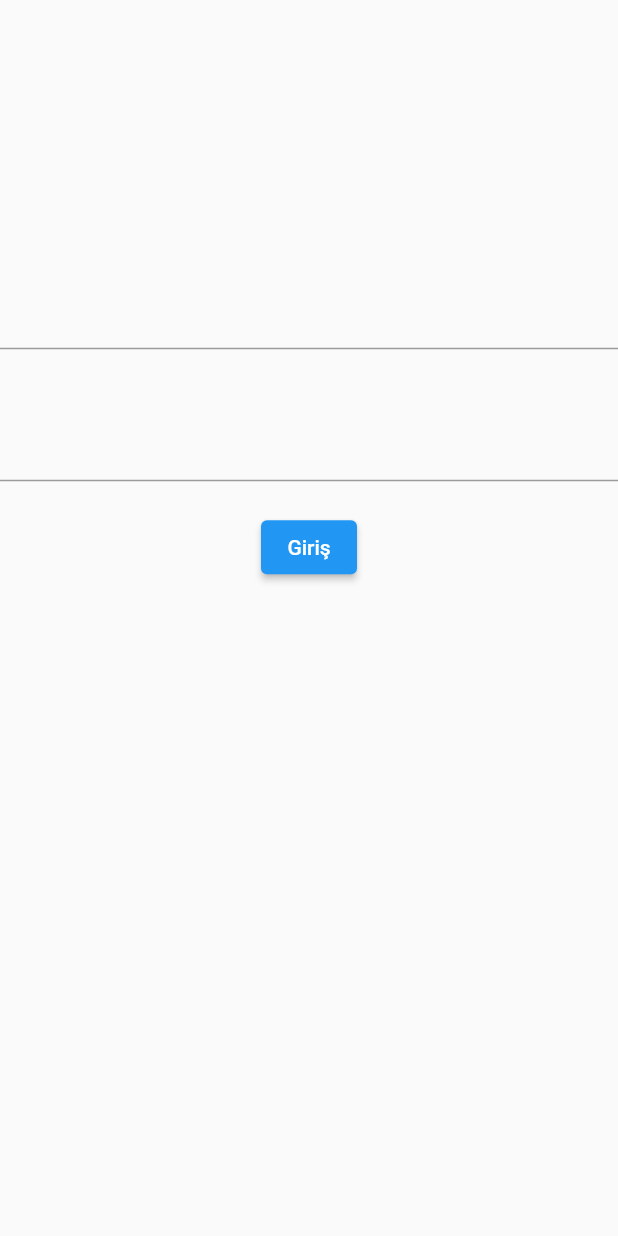
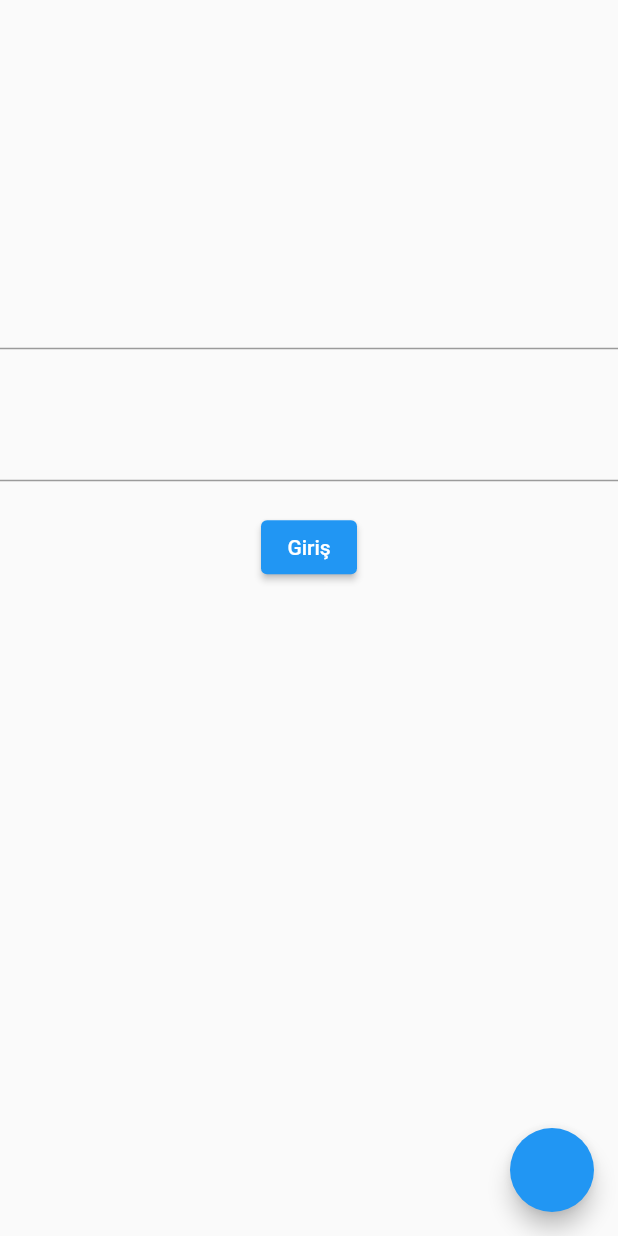
Before and after one commit to VB10/twitch_best_practices, a Flutter app: the screen it shows after launch, after a tap on "Giriş", on a phone screen of 412 x 824 dp. Run offline on Flutter 3.47's test engine with Material 2 defaults, Android fonts, the phone set to English and light mode, and no system bars; our stand-ins replace dio, stacked; network calls fail.

Commit message:
refactoring completed

```diff
--- /dev/null
+++ b/lib/core/base/view/base_stateless.dart
@@ -0,0 +1,32 @@
+import 'package:flutter/material.dart';
+import 'package:twitch_best_practices/core/base/viewModel/i_base_viewmodel.dart';
+
+mixin BaseState<R extends StatefulWidget, T extends IBaseViewModel>
+    on State<R> {
+  @override
+  Widget build(BuildContext context) => customBuild(context);
+
+  /// set your view model
+  T get viewModel;
+
+  /// make your custom widget
+  Widget customBuild(BuildContext context);
+
+  /// call this method for your ui operation before drawing ui
+  void onInitialize();
+
+  @override
+  void initState() {
+    super.initState();
+    onInitialize.call();
+    WidgetsBinding.instance.addPostFrameCallback((timeStamp) {
+      viewModel.init();
+    });
+  }
+
+  @override
+  void dispose() {
+    super.dispose();
+    viewModel.reset();
+  }
+}
--- a/lib/core/base/view/i_base_view.dart
+++ b/lib/core/base/view/i_base_view.dart
@@ -1,7 +1,8 @@
 import 'package:flutter/material.dart';
 import 'package:stacked/stacked.dart';
 
-import 'package:twitch_best_practices/core/base/viewModel/i_base_viewmodel.dart' show IBaseViewModel;
+import 'package:twitch_best_practices/core/base/viewModel/i_base_viewmodel.dart'
+    show IBaseViewModel;
 
 class IBaseView<T extends IBaseViewModel> extends StatelessWidget {
   const IBaseView({
@@ -11,9 +12,12 @@ class IBaseView<T extends IBaseViewModel> extends StatelessWidget {
     this.loadingWidget,
     this.onModelReady,
   });
+
   final Widget Function(T model) builder;
+
   final T viewModel;
   final Widget? loadingWidget;
+
   final dynamic Function(T? model)? onModelReady;
 
   @override
--- /dev/null
+++ b/lib/feature/login/loading_state.dart
@@ -0,0 +1,72 @@
+import 'package:flutter/material.dart';
+import 'package:flutter/widgets.dart';
+import 'package:twitch_best_practices/core/base/view/base_stateless.dart';
+import 'package:twitch_best_practices/core/base/viewModel/i_base_viewmodel.dart';
+
+mixin ViewState<R extends StatefulWidget, T extends IBaseViewModel>
+    on BaseState<R, T> {
+  final ValueNotifier<bool> _isLoading = ValueNotifier<bool>(false);
+
+  void changeLoading({required bool value}) {
+    _isLoading.value = value;
+  }
+
+  Future<void> showDialogCustom() async {
+    changeLoading(value: true);
+    await showDialog(
+      context: context,
+      builder: (context) => const Center(
+        child: CircularProgressIndicator(),
+      ),
+    );
+    changeLoading(value: false);
+  }
+
+  @override
+  Widget customBuild(BuildContext context);
+  @override
+  Widget build(BuildContext context) {
+    return Material(
+      child: Stack(
+        children: [
+          customBuild(context),
+          ValueListenableBuilder<bool>(
+            valueListenable: _isLoading,
+            builder: (context, value, child) {
+              if (value) {
+                return ColoredBox(
+                  color: Colors.grey.withOpacity(0.2),
+                  child: const Center(
+                    child: CircularProgressIndicator(
+                      color: Colors.red,
+                    ),
+                  ),
+                );
+              }
+              return const SizedBox.shrink();
+            },
+          ),
+        ],
+      ),
+    );
+  }
+
+  Widget loadingWithBase() {
+    return Material(
+      child: Stack(
+        children: [
+          ValueListenableBuilder<bool>(
+            valueListenable: _isLoading,
+            builder: (context, value, child) {
+              if (value) {
+                return const CircularProgressIndicator();
+              }
+              return const SizedBox.shrink();
+            },
+          ),
+          super.build(context),
+        ],
+      ),
+    );
+  }
+}
--- /dev/null
+++ b/lib/feature/login/model/login_data_model.dart
@@ -0,0 +1,17 @@
+final class LoginDataModel {
+  LoginDataModel({
+    required this.email,
+    required this.password,
+  });
+
+  final String email;
+  final String password;
+
+  // JSON SERIALIZABLE
+  Map<String, dynamic> toJson() {
+    return {
+      'email': email,
+      'password': password,
+    };
+  }
+}
--- a/lib/speed_code/login/model/login_model.dart
+++ b/lib/feature/login/model/login_model.dart
@@ -1,4 +1,4 @@
-class LoginModel {
+final class LoginModel {
   LoginModel({
     this.token,
   });
@@ -9,5 +9,5 @@ class LoginModel {
     );
   }
 
-  String? token;
+  final String? token;
 }
--- /dev/null
+++ b/lib/feature/login/project_general.dart
@@ -0,0 +1,31 @@
+import 'package:flutter/material.dart';
+
+final class ProjectGeneral {
+  ProjectGeneral._();
+
+  static const loginTitle = 'Giriş';
+}
+
+enum ProjectLoginPadding {
+  /// value is 8
+  low(8),
+
+  /// value is 16
+  normal(16),
+
+  /// value is 20
+  high(20);
+
+  final double value;
+  const ProjectLoginPadding(this.value);
+
+  EdgeInsets get symmetricVertical => EdgeInsets.symmetric(vertical: value);
+  EdgeInsets get symmetricHorizontal => EdgeInsets.symmetric(horizontal: value);
+  EdgeInsets get symmetric =>
+      EdgeInsets.symmetric(horizontal: value, vertical: value);
+  EdgeInsets get onlyTop => EdgeInsets.only(top: value);
+  EdgeInsets get onlyBottom => EdgeInsets.only(bottom: value);
+  EdgeInsets get onlyLeft => EdgeInsets.only(left: value);
+  EdgeInsets get onlyRight => EdgeInsets.only(right: value);
+  EdgeInsets get all => EdgeInsets.all(value);
+}
--- /dev/null
+++ b/lib/feature/login/view/login_view.dart
@@ -0,0 +1,55 @@
+import 'package:flutter/material.dart';
+import 'package:twitch_best_practices/core/base/view/base_stateless.dart';
+import 'package:twitch_best_practices/feature/login/loading_state.dart';
+import 'package:twitch_best_practices/feature/login/project_general.dart';
+import 'package:twitch_best_practices/feature/login/viewModel/login_viewmodel.dart';
+
+extension MediaQueryExtension on BuildContext {
+  Size get sizeOf => MediaQuery.sizeOf(this);
+}
+
+class LoginView extends StatefulWidget {
+  const LoginView({super.key});
+
+  @override
+  State<LoginView> createState() => _LoginViewState();
+}
+
+class _LoginViewState extends State<LoginView>
+    with BaseState<LoginView, LoginViewModel>, ViewState {
+  @override
+  final LoginViewModel viewModel = LoginViewModel();
+
+  @override
+  void onInitialize() {}
+
+  @override
+  Widget customBuild(BuildContext context) {
+    return Scaffold(
+      floatingActionButton: FloatingActionButton(
+        onPressed: () async {},
+      ),
+      body: SingleChildScrollView(
+        child: Center(
+          child: Column(
+            children: [
+              SizedBox(height: context.sizeOf.height * .2),
+              Padding(
+                padding: ProjectLoginPadding.high.symmetricVertical,
+                child: TextField(onChanged: viewModel.changeEmail),
+              ),
+              Padding(
+                padding: ProjectLoginPadding.high.symmetricVertical,
+                child: TextField(onChanged: viewModel.changePassword),
+              ),
+              ElevatedButton(
+                onPressed: viewModel.login,
+                child: const Text(ProjectGeneral.loginTitle),
+              ),
+            ],
+          ),
+        ),
+      ),
+    );
+  }
+}
--- /dev/null
+++ b/lib/feature/login/viewModel/login_viewmodel.dart
@@ -0,0 +1,47 @@
+import 'package:dio/dio.dart';
+import 'package:flutter/foundation.dart';
+import 'package:twitch_best_practices/core/base/viewModel/i_base_viewmodel.dart';
+import 'package:twitch_best_practices/feature/login/model/login_data_model.dart';
+import 'package:twitch_best_practices/feature/login/service/login_service.dart';
+
+final class LoginViewModel extends IBaseViewModel with _LoginViewModelMixin {
+  final LoginService _loginService = LoginService(
+    dio: Dio(),
+  );
+
+  @override
+  Future<void> init() async {}
+
+  @override
+  void reset() {}
+
+  Future<void> login() async {
+    if (!validate) return;
+    final (response, status) = await _loginService.login(
+      LoginDataModel(email: _email, password: _password),
+    );
+
+    if (status != null) {
+      if (kDebugMode) print(status.message);
+      return;
+    }
+
+    if (response == null) return;
+    if (response.token?.isEmpty ?? true) return;
+  }
+}
+
+mixin _LoginViewModelMixin {
+  String _email = '';
+  String _password = '';
+
+  void changeEmail(String email) {
+    _email = email;
+  }
+
+  void changePassword(String password) {
+    _password = password;
+  }
+
+  bool get validate => _password.isNotEmpty && _email.isNotEmpty;
+}
--- a/lib/main.dart
+++ b/lib/main.dart
@@ -1,5 +1,5 @@
 import 'package:flutter/material.dart';
-import 'package:twitch_best_practices/speed_code/login/view/login_view.dart';
+import 'package:twitch_best_practices/feature/login/view/login_view.dart';
 
 void main() => runApp(const MyApp());
 
@@ -8,7 +8,7 @@ class MyApp extends StatelessWidget {
 
   @override
   Widget build(BuildContext context) {
-    return const MaterialApp(
+    return MaterialApp(
       title: 'Material App',
       home: LoginView(),
     );
--- a/lib/speed_code/login/model/login_data_model.dart
+++ /dev/null
@@ -1,16 +0,0 @@
-class LoginDataModel {
-  LoginDataModel({
-    this.email,
-    this.password,
-  });
-
-  Map<String, dynamic> toJson() {
-    return {
-      'email': email,
-      'password': password,
-    };
-  }
-
-  String? email;
-  String? password;
-}
--- a/lib/speed_code/login/view/login_view.dart
+++ /dev/null
@@ -1,37 +0,0 @@
-import 'package:flutter/material.dart';
-import 'package:twitch_best_practices/core/base/view/i_base_view.dart';
-import 'package:twitch_best_practices/speed_code/login/viewModel/login_viewmodel.dart';
-
-class LoginView extends StatelessWidget {
-  const LoginView({super.key});
-
-  @override
-  Widget build(BuildContext context) {
-    return IBaseView(
-      viewModel: LoginViewModel(),
-      builder: (LoginViewModel viewModel) => Scaffold(
-        body: SingleChildScrollView(
-          child: Center(
-            child: Column(
-              children: [
-                SizedBox(height: MediaQuery.sizeOf(context).height * .2),
-                Padding(
-                  padding: const EdgeInsets.symmetric(vertical: 20),
-                  child: TextField(onChanged: viewModel.changeEmail),
-                ),
-                Padding(
-                  padding: const EdgeInsets.symmetric(vertical: 20),
-                  child: TextField(onChanged: viewModel.changePassword),
-                ),
-                ElevatedButton(
-                  onPressed: () => viewModel.login(),
-                  child: const Text('Giriş'),
-                ),
-              ],
-            ),
-          ),
-        ),
-      ),
-    );
-  }
-}
--- a/lib/speed_code/login/viewModel/login_viewmodel.dart
+++ /dev/null
@@ -1,41 +0,0 @@
-import 'dart:developer';
-
-import 'package:twitch_best_practices/core/base/viewModel/i_base_viewmodel.dart';
-import 'package:twitch_best_practices/speed_code/login/model/login_data_model.dart';
-import 'package:twitch_best_practices/speed_code/login/service/login_service.dart';
-
-class LoginViewModel extends IBaseViewModel with _LoginViewModelMixin {
-  final LoginService _loginService = LoginService();
-
-  @override
-  Future<void> init() async {}
-
-  @override
-  void reset() {}
-
-  Future<void> login() async {
-    if (!validate) return;
-    final response = await _loginService.login(
-      LoginDataModel(email: _email, password: _password),
-    );
-    if (response?.token != null) {
-      /// Cache and navigate by _LoginMixin
-      log(response!.token!);
-    }
-  }
-}
-
-mixin _LoginViewModelMixin {
-  String? _email;
-  String? _password;
-
-  changeEmail(String? email) {
-    _email = email;
-  }
-
-  changePassword(String? password) {
-    _password = password;
-  }
-
-  bool get validate => _email != null && _password != null;
-}
```
Also changed, not shown: lib/feature/login/service/login_service.dart (added, +48 -0 lines), lib/speed_code/login/service/login_service.dart (deleted, +0 -25 lines), pubspec.lock, 2 other files.
